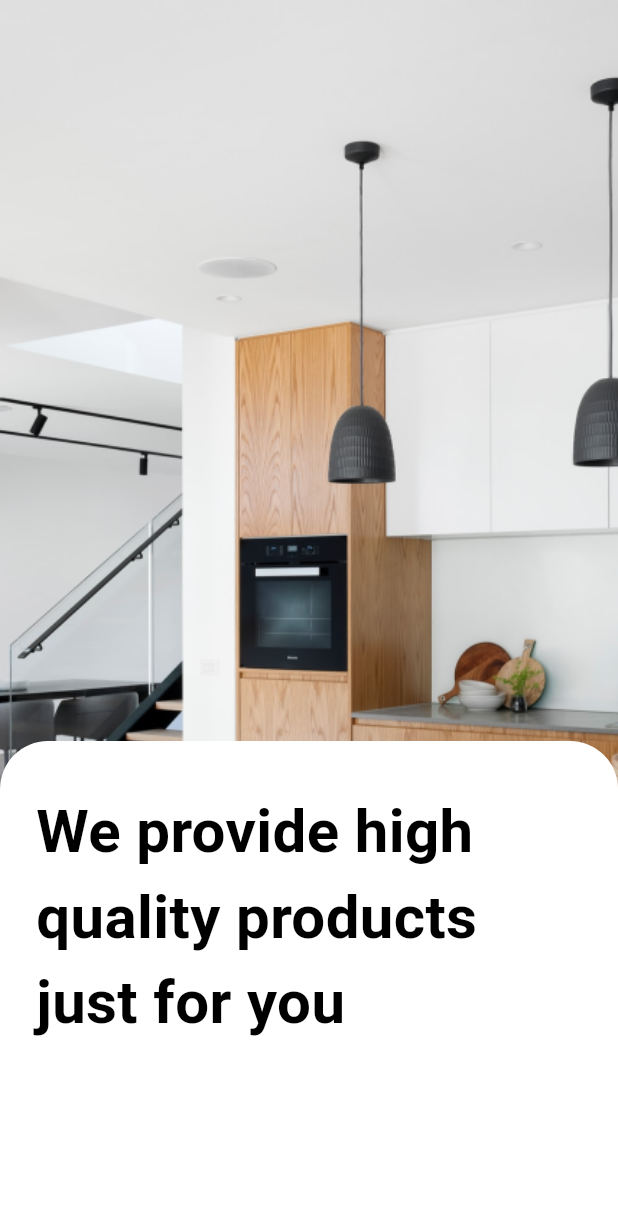
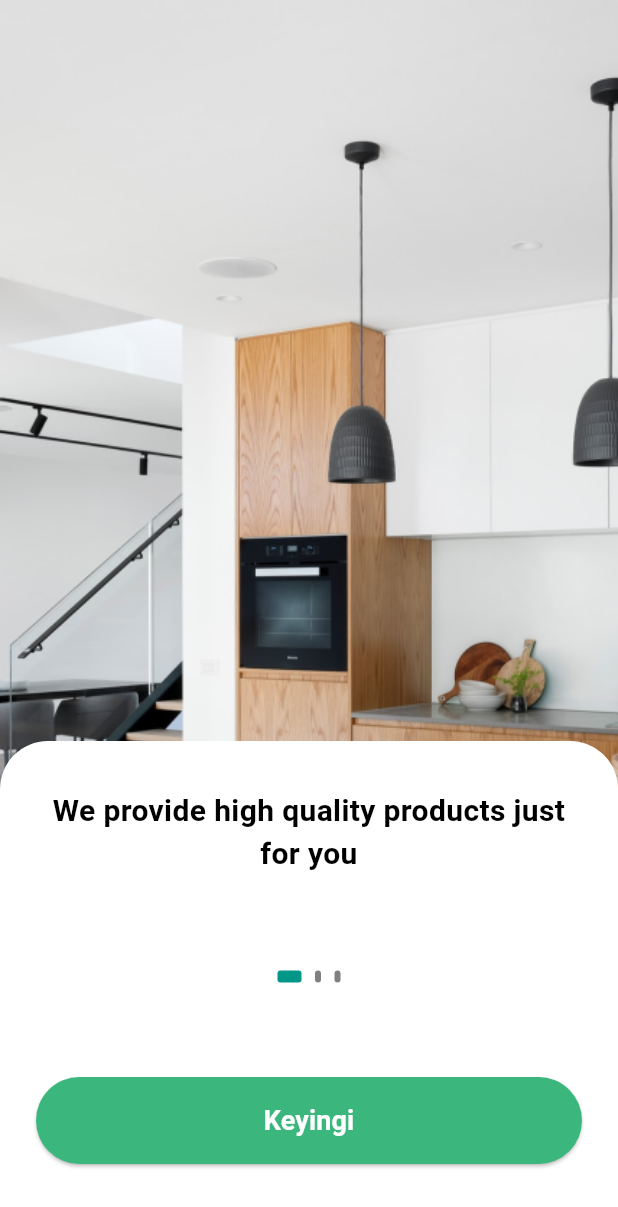
Before and after one commit to Bobonovagulnoza/homepage_2_02_dars, a Flutter app: the OnboardingView screen opened directly, swiped to page 2, on a phone screen of 412 x 824 dp. Shown: the top 1207 px of the screen. Run offline on Flutter 3.47's test engine with Material 3 defaults, Android fonts, the phone set to English and light mode, and no system bars; our stand-ins replace flutter_svg, go_router; Roboto replaces fonts that are missing (Urbanist).

Commit message:
onboarding_qo'shildi

```diff
--- a/lib/main.dart
+++ b/lib/main.dart
@@ -1,55 +1,59 @@
+import 'package:flutter/material.dart';
+
+import 'onboarding/welcome_page_view.dart';
+
+void main(){
+  runApp(const MyApp());
+}
+
+class MyApp extends StatelessWidget {
+  const MyApp({super.key});
+
+  @override
+  Widget build(BuildContext context) {
+    return MaterialApp(
+      debugShowCheckedModeBanner: false,
+      home: OnboardingView (),
+      // home: MainBodyItems(),
+    );
+  }
+}
+
+
 // import 'package:flutter/material.dart';
-// import 'detail_page/travel/presentation/pages/travel_main_page.dart';
-// import 'home_page/presentation/widgets/main_body_items.dart';
-// void main(){
-//   runApp(const MyApp());
+// import 'package:flutter/services.dart';
+// import 'detail_page/core/client.dart';
+// import 'detail_page/core/utils/sizes.dart';
+// import 'detail_page/core/utils/theme.dart';
+// import 'detail_page/package_detail/data/repositories/package_repository.dart';
+// import 'detail_page/package_detail/presantation/pages/package_detail_view.dart';
+// import 'detail_page/package_detail/presantation/pages/package_detail_view_model.dart';
+//
+// void main() {
+//   WidgetsFlutterBinding.ensureInitialized();
+//   SystemChrome.setEnabledSystemUIMode(SystemUiMode.immersiveSticky);
+//   runApp(const TravelApp());
 // }
 //
-// class MyApp extends StatelessWidget {
-//   const MyApp({super.key});
+// class TravelApp extends StatelessWidget {
+//   const TravelApp({super.key});
 //
 //   @override
 //   Widget build(BuildContext context) {
+//     AppSizes.init(context);
 //     return MaterialApp(
 //       debugShowCheckedModeBanner: false,
-//       // home: OnboardingView (),
-//       // home: MainBodyItems(),
+//       theme: AppThemes.lightTheme,
+//       home: PackageDetailView(
+//         viewModel: PackageDetailViewModel(
+//           repo: PackageRepository(
+//             client: ApiClient(),
+//           ),
+//         ),
+//       ),
 //     );
 //   }
 // }
-
-
-import 'package:flutter/material.dart';
-import 'package:flutter/services.dart';
-import 'detail_page/core/client.dart';
-import 'detail_page/core/utils/sizes.dart';
-import 'detail_page/core/utils/theme.dart';
-import 'detail_page/package_detail/data/repositories/package_repository.dart';
-import 'detail_page/package_detail/presantation/pages/package_detail_view.dart';
-import 'detail_page/package_detail/presantation/pages/package_detail_view_model.dart';
-
-void main() {
-  WidgetsFlutterBinding.ensureInitialized();
-  SystemChrome.setEnabledSystemUIMode(SystemUiMode.immersiveSticky);
-  runApp(const TravelApp());
-}
-
-class TravelApp extends StatelessWidget {
-  const TravelApp({super.key});
-
-  @override
-  Widget build(BuildContext context) {
-    AppSizes.init(context);
-    return MaterialApp(
-      debugShowCheckedModeBanner: false,
-      theme: AppThemes.lightTheme,
-      home: PackageDetailView(
-        viewModel: PackageDetailViewModel(
-          repo: PackageRepository(
-            client: ApiClient(),
-          ),
-        ),
-      ),
-    );
-  }
-}
+//
+//
+//
--- a/lib/onboarding/onboarding_1.dart
+++ /dev/null
@@ -1,235 +0,0 @@
-import 'package:flutter/cupertino.dart';
-import 'package:flutter/material.dart';
-
-class OnboardingView extends StatelessWidget {
-  const OnboardingView({super.key});
-
-  @override
-  Widget build(BuildContext context) {
-    return Scaffold(
-      body: PageView(
-        children: [
-          OnboradingPagesV1(),
-          OnboradingPagesV2 (),
-        ],
-      ),
-    );
-  }
-}
-
-
-
-class OnboradingPagesV1 extends StatefulWidget {
-  const OnboradingPagesV1({super.key});
-
-  @override
-  State<OnboradingPagesV1> createState() => _OnboradingOneState();
-}
-
-class _OnboradingOneState extends State<OnboradingPagesV1> {
-  @override
-  Widget build(BuildContext context) {
-    return Stack(
-      alignment: Alignment.bottomCenter,
-      children: [
-        Image(
-          image: AssetImage(
-            'assets/images/onboarding/onboarding_1.png',
-          ),
-          height: double.infinity,
-          width: double.infinity,
-          fit: BoxFit.cover,
-        ),
-        Container(
-          alignment: Alignment.bottomCenter,
-          height: double.infinity,
-          width: double.infinity,
-          decoration: BoxDecoration(
-              gradient: LinearGradient(
-                  begin: Alignment.bottomCenter,
-                  end: Alignment.topCenter,
-                  colors: [
-                    Colors.black.withValues(alpha: 0.7),
-                    Colors.transparent
-                  ])),
-        ),
-        Padding(
-          padding: const EdgeInsets.only(left: 10, bottom: 60),
-          child: Column(
-            mainAxisAlignment: MainAxisAlignment.end,
-            crossAxisAlignment: CrossAxisAlignment.start,
-            children: [
-              Text(
-                textAlign: TextAlign.center,
-                "Welcome to ",
-                style: TextStyle(
-                  color: Colors.white,
-                  fontWeight: FontWeight.bold,
-                  fontFamily: "Urbanist",
-                  fontSize: 48,
-                  decoration: TextDecoration.none,
-                ),
-              ),
-              Text(
-                "AirTravel",
-                textAlign: TextAlign.center,
-                style: TextStyle(
-                  color: Colors.white,
-                  fontWeight: FontWeight.w900,
-                  fontFamily: "Urbanist",
-                  fontSize: 64,
-                  decoration: TextDecoration.none,
-                ),
-              ),
-              Text(
-                textAlign: TextAlign.center,
-                "The best furniture e-commerce app of the century for your daily needs!",
-                style: TextStyle(
-                  color: Colors.white,
-                  fontWeight: FontWeight.w600,
-                  fontFamily: "Urbanist",
-                  decoration: TextDecoration.none,
-                  fontSize: 18,
-
-                ),
-              ),
-            ],
-          ),
-        )
-      ],
-    );
-  }
-}
-
-
-class OnboradingPagesV2 extends StatefulWidget {
-  OnboradingPagesV2 ({super.key});
-
-  @override
-  State<OnboradingPagesV2> createState() => _OnboardingTwoState();
-}
-
-class _OnboardingTwoState extends State<OnboradingPagesV2> {
-  int selected_index = 0;
-  static const List<String> words = const [
-    "We provide high quality products just for you",
-    "Your satisfaction is our number one priority",
-    "Let's fulfill your house needs with Funica right now!",
-  ];
-
-  @override
-  Widget build(BuildContext context) {
-    return Stack(
-      alignment: Alignment.bottomCenter,
-      children: [
-        PageView(
-          onPageChanged: (index) => setState(() {
-            selected_index = index;
-          }),
-          children: [
-            Image(
-              height: double.infinity,
-              width: double.infinity,
-              image: AssetImage('assets/images/onboarding/onboarding_2.png'),
-              fit: BoxFit.cover,
-            ),
-            Image(
-              height: double.infinity,
-              width: double.infinity,
-              image: AssetImage('assets/images/onboarding/onboarding_3.png'),
-              fit: BoxFit.cover,
-            ),
-            Image(
-              height: double.infinity,
-              width: double.infinity,
-              image: AssetImage('assets/images/onboarding/onboarding_4.png'),
-              fit: BoxFit.cover,
-            )
-          ],
-        ),
-        Container(
-          width: double.infinity,
-          height: 330,
-          padding: EdgeInsets.fromLTRB(24, 32, 24, 48),
-          decoration: BoxDecoration(
-            color: Colors.white,
-            borderRadius: BorderRadius.vertical(
-              top: Radius.circular(32),
-            ),
-          ),
-          child:Text(
-            words[selected_index],
-            style: TextStyle(
-              color: Colors.black,
-              fontSize: 40,
-              fontFamily: "Urbanist",
-              fontWeight: FontWeight.bold,
-            ),
-          ),
-        ),
-
-      ],
-    );
-  }
-}
-
-
-
-
-
-
-
-
-
-
-
-
-
-
-
-
-
-
-
-
-
-
-
-
-// class OnboardingPagesV2 extends StatelessWidget {
-//   const OnboardingPagesV2({super.key});
-//
-//   @override
-//   Widget build(BuildContext context) {
-//     return Stack(
-//       alignment: Alignment.bottomCenter,
-//       children: [
-//         PageView(
-//           children: [
-//             Image.asset('assets/images/onboarding/onboarding_2.png',),
-//             Image.asset('assets/images/onboarding/onboarding_3.png',),
-//             Image.asset('assets/images/onboarding/onboarding_4.png',),
-//           ],
-//         ),
-//         Container(
-//           width: double.infinity,
-//           height: 370,
-//           padding: EdgeInsets.fromLTRB(24, 32, 24, 48),
-//           decoration: BoxDecoration(
-//             color: Colors.white,
-//             borderRadius: BorderRadius.vertical(top: Radius.circular(30))
-//           ),
-//           child: Text(
-//             "We providebhihg quality products just for you",
-//             textAlign: TextAlign.center,
-//           ),
-//         )
-//       ],
-//     );
-//   }
-// }
-//
-//
-//
-//
-//
--- /dev/null
+++ b/lib/onboarding/onboarding_view.dart
@@ -0,0 +1,143 @@
+import 'package:flutter/cupertino.dart';
+import 'package:flutter/material.dart';
+import 'package:go_router/go_router.dart';
+
+import '../detail_page/core/utils/colors.dart';
+
+class OnboradingPagesV2 extends StatefulWidget {
+  const OnboradingPagesV2({super.key});
+
+  @override
+  State<OnboradingPagesV2> createState() => _OnboardingTwoState();
+}
+
+class _OnboardingTwoState extends State<OnboradingPagesV2> {
+  int selected_index = 0;
+  static const List<String> words = [
+    "We provide high quality products just for you",
+    "Your satisfaction is our number one priority",
+    "Let's fulfill your house needs with Funica right now!",
+  ];
+
+  PageController _pageController = PageController();
+
+  @override
+  Widget build(BuildContext context) {
+    return Stack(
+      alignment: Alignment.bottomCenter,
+      children: [
+        PageView(
+          controller: _pageController,
+          onPageChanged: (index) => setState(() {
+            selected_index = index;
+          }),
+          children: [
+            Image(
+              height: double.infinity,
+              width: double.infinity,
+              image: AssetImage('assets/images/onboarding/onboarding_2.png'),
+              fit: BoxFit.cover,
+            ),
+            Image(
+              height: double.infinity,
+              width: double.infinity,
+              image: AssetImage('assets/images/onboarding/onboarding_3.png'),
+              fit: BoxFit.cover,
+            ),
+            Image(
+              height: double.infinity,
+              width: double.infinity,
+              image: AssetImage('assets/images/onboarding/onboarding_4.png'),
+              fit: BoxFit.cover,
+            )
+          ],
+        ),
+        Container(
+          width: double.infinity,
+          height: 330,
+          padding: EdgeInsets.fromLTRB(24, 32, 24, 48),
+          decoration: BoxDecoration(
+            color: Colors.white,
+            borderRadius: BorderRadius.vertical(
+              top: Radius.circular(32),
+            ),
+          ),
+          child: Column(
+            mainAxisAlignment: MainAxisAlignment.spaceBetween,
+            children: [
+              Text(
+                words[selected_index],
+                style: TextStyle(
+                  color: Colors.black,
+                  fontSize: 20,
+                  fontFamily: "Urbanist",
+                  fontWeight: FontWeight.bold,
+                ),
+                textAlign: TextAlign.center,
+              ),
+              Positioned(
+                bottom: 60,
+                left: 0,
+                right: 0,
+                child: Center(
+                  child: Container(
+                    height: 8,
+                    width: 60,
+                    decoration: BoxDecoration(
+                      borderRadius: BorderRadius.circular(4),
+                      color: Colors.white,
+                    ),
+                    child: Row(
+                      mainAxisAlignment: MainAxisAlignment.spaceEvenly,
+                      children: List<Widget>.generate(
+                        words.length,
+                        (index) => AnimatedContainer(
+                          width: selected_index == index ? 16 : 4,
+                          height: 10,
+                          decoration: BoxDecoration(
+                            borderRadius: BorderRadius.circular(2),
+                            color: selected_index == index
+                                ? Colors.teal
+                                : Colors.black.withValues(alpha: 0.5),
+                          ),
+                          duration: Duration(milliseconds: 300),
+                        ),
+                      ),
+                    ),
+                  ),
+                ),
+              ),
+              ElevatedButton(
+                onPressed: () {
+                  if (selected_index < words.length - 1) {
+                    _pageController.nextPage(
+                      duration: Duration(milliseconds: 300),
+                      curve: Curves.linear,
+                    );
+                  }
+                },
+                child: Text(
+                  selected_index == words.length - 1 ? "Boshlash" : "Keyingi",
+                  style: TextStyle(
+                    fontSize: 18,
+                    fontWeight: FontWeight.w700,
+                    color: Colors.white,
+                  ),
+                ),
+                style: ButtonStyle(
+                  backgroundColor: WidgetStateProperty.all(
+                    Color(0xFF3BB77E),
+                  ),
+                  foregroundColor: MaterialStateProperty.all(Colors.white),
+                  fixedSize: MaterialStateProperty.all(
+                    Size(380, 58),
+                  ),
+                ),
+              ),
+            ],
+          ),
+        ),
+      ],
+    );
+  }
+}
--- a/lib/utils/AppColors.dart
+++ b/lib/utils/AppColors.dart
@@ -5,6 +5,7 @@ class AppColors{
   static const Color GrayBorder = Color(0xFF4B4B4B80);
   static const Color TextColor = Color(0xFF4B4B4B);
   static const Color BorderColor = Color(0xFF069C57);
+  // static const Color GreenMain = Color(0xFF3BB77E);
 
 
 
```
Also changed, not shown: lib/onboarding/welcome_page_view.dart (added, +92 -0 lines).
